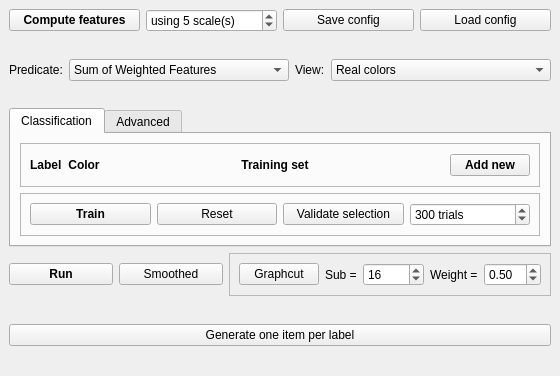
Qt form Polyhedron/demo/Polyhedron/Plugins/Classification/Classification_widget.ui (CGAL/cgal) before a commit.
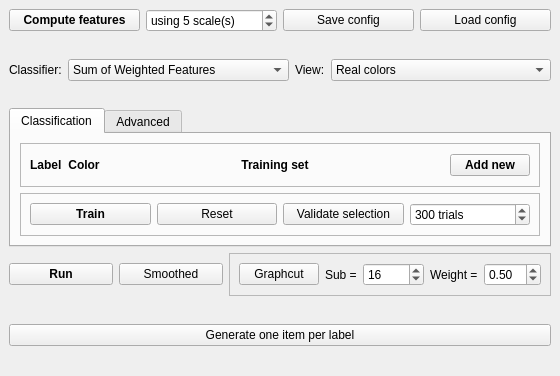
The same form after that commit.

Commit message: Review: replace "predicate" with "classifier"

Diff of the .ui file:
```diff
--- a/Polyhedron/demo/Polyhedron/Plugins/Classification/Classification_widget.ui
+++ b/Polyhedron/demo/Polyhedron/Plugins/Classification/Classification_widget.ui
@@ -86,7 +86,7 @@
          </sizepolicy>
         </property>
         <property name="text">
-         <string>Predicate:</string>
+         <string>Classifier:</string>
         </property>
        </widget>
       </item>
```
Left out of the diff: 2 changed lines with no effect on the pictures. The commit also changes 14 other files.
